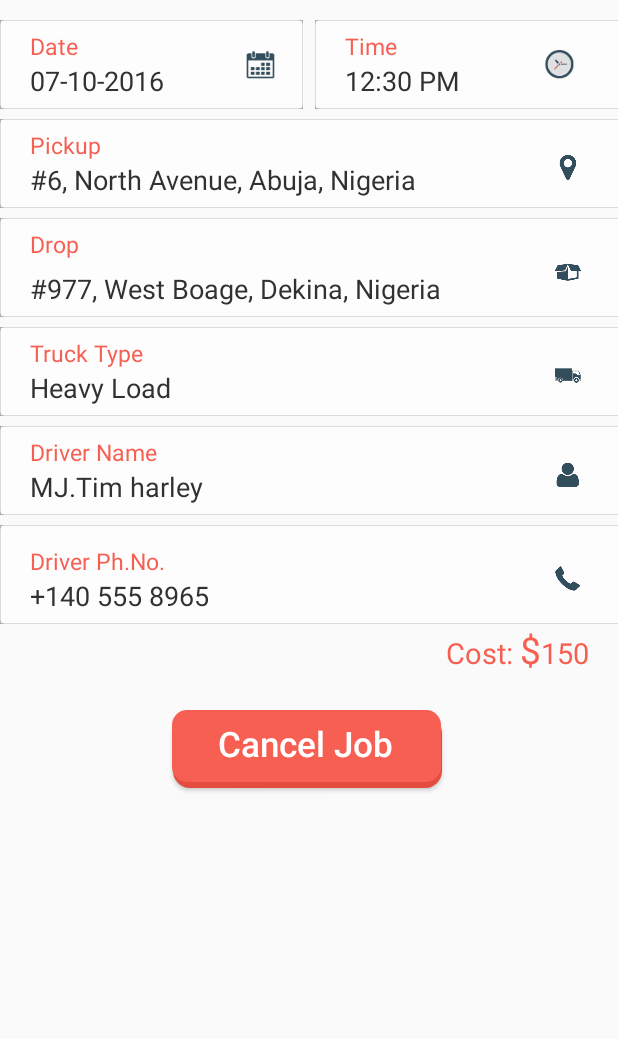
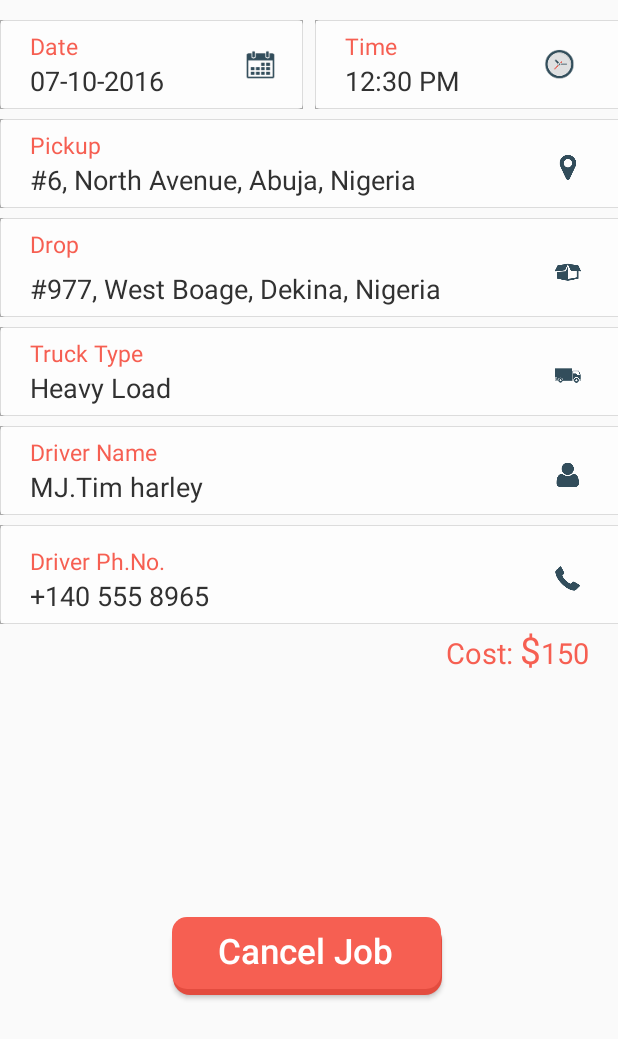
Before and after one commit to SQGit/movehaul, an Android app: the layout current_trips.xml on its own in the app's theme, with its tools: preview values and no code run, on a phone screen of 412 x 824 dp. Shown: the top 1039 px of the screen. Run offline under Robolectric (Android 15) with nearby library versions, the phone set to English and light mode, and no system bars; plain views replace Button; Roboto replaces fonts that are not available here.

Commit message:
krishna complete

```diff
--- a/app/src/main/res/layout/current_trips.xml
+++ b/app/src/main/res/layout/current_trips.xml
@@ -10,7 +10,8 @@
         android:layout_width="match_parent"
         android:layout_height="wrap_content"
         android:fadeScrollbars="false"
-        android:paddingBottom="@dimen/_15sdp">
+        android:layout_weight="1"
+        android:paddingBottom="@dimen/_1sdp">
 
         <LinearLayout
             android:layout_width="fill_parent"
@@ -382,7 +383,8 @@
         android:layout_width="match_parent"
         android:layout_height="wrap_content"
         android:layout_gravity="bottom"
-        android:gravity="center|bottom"
+        android:gravity="center|top"
+        android:layout_weight="1"
         android:padding="@dimen/_3sdp">
 
         <com.rey.material.widget.Button
@@ -390,7 +392,6 @@
             style="@style/Material.Drawable.Ripple.Touch"
             android:layout_width="@dimen/_140sdp"
             android:layout_height="@dimen/_40sdp"
-            android:layout_marginTop="@dimen/_15sdp"
             android:background="@drawable/submit"
             android:gravity="center"
             android:paddingBottom="@dimen/_5sdp"
--- a/app/src/main/res/layout/history_adapter.xml
+++ b/app/src/main/res/layout/history_adapter.xml
@@ -5,7 +5,7 @@
     android:layout_marginLeft="@dimen/_20sdp"
     android:background="@android:color/transparent"
     android:orientation="vertical"
-    >
+    android:paddingBottom="@dimen/_3sdp">
 
     <LinearLayout
         android:layout_width="match_parent"
```
